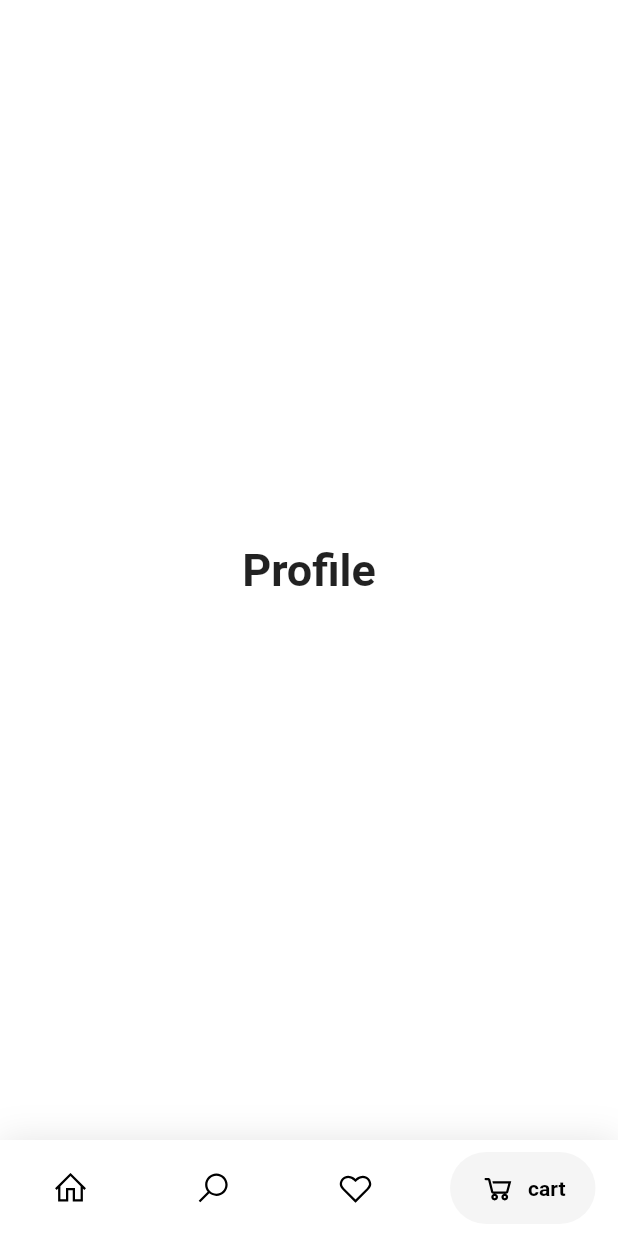
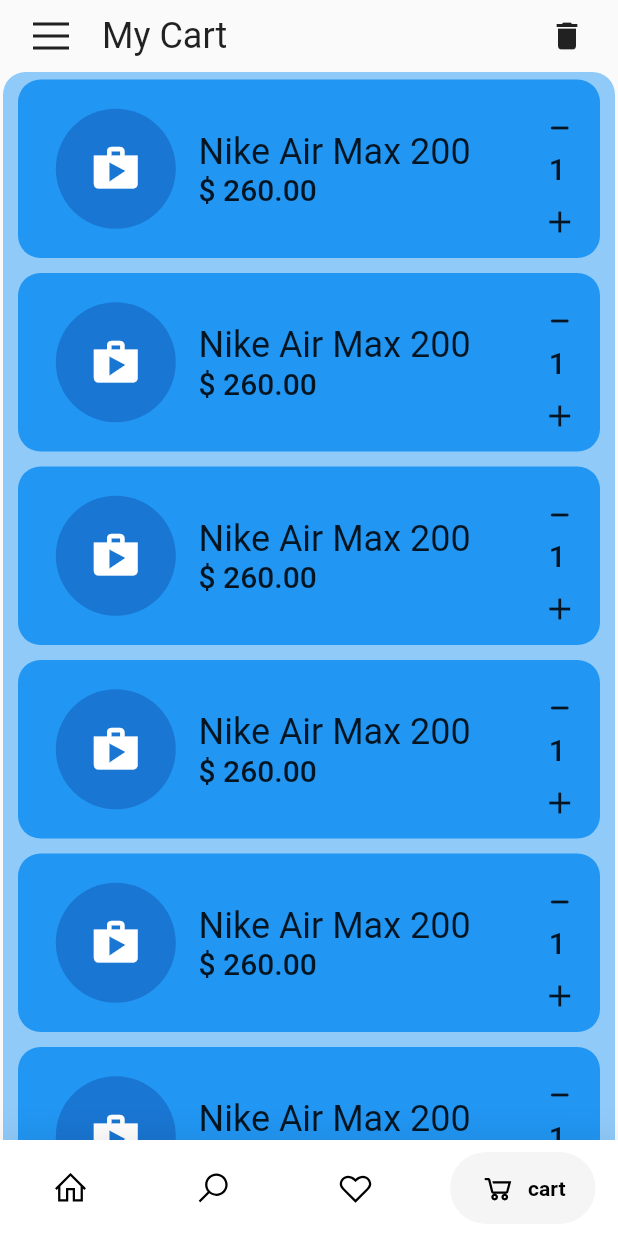
Before and after one commit to pavan6476252/store, a Flutter app: the screen it shows after launch, item 4 of the bottom bar chosen, on a phone screen of 412 x 824 dp. Run offline on Flutter 3.47's test engine with Material 2 defaults, Android fonts, the phone set to English and light mode, and no system bars; drawn by our look-alikes of google_nav_bar; our stand-ins replace carousel_slider, line_icons; network calls fail.

Commit message:
added cart screen

```diff
--- a/lib/main.dart
+++ b/lib/main.dart
@@ -1,16 +1,23 @@
 import 'package:flutter/material.dart';
 import 'package:google_nav_bar/google_nav_bar.dart';
 import 'package:line_icons/line_icons.dart';
+import 'package:provider/provider.dart';
 import 'package:store/pages/home_scr.dart';
+import 'package:store/pages/my_cart.dart';
 import 'package:store/pages/product_page.dart';
+import 'package:store/state/scaffold_state.dart';
 
 void main() {
-  runApp(MaterialApp(
-    initialRoute: '/',
-    routes: {
-      '/': (context) => MyApp(),
-      '/product_page': (context) => ProductPage()
-    },
+  runApp(MultiProvider(
+    providers: [Provider<MyScaffoldState>(create: (_) => MyScaffoldState())],
+    child: MaterialApp(
+      initialRoute: '/',
+      routes: {
+        '/': (context) => MyApp(),
+        '/product_page': (context) => ProductPage(),
+        '/my_cart': (context) => MyCart(),
+      },
+    ),
   ));
 }
 
@@ -25,7 +32,7 @@ class _MyAppState extends State<MyApp> {
   int _selectedIndex = 0;
   static const TextStyle optionStyle =
       TextStyle(fontSize: 30, fontWeight: FontWeight.w600);
-  static List<Widget> _widgetOptions = <Widget>[
+  static final List<Widget> _widgetOptions = <Widget>[
     HomeScr(),
     Text(
       'ok',
@@ -35,20 +42,22 @@ class _MyAppState extends State<MyApp> {
       'Search',
       style: optionStyle,
     ),
-    Text(
-      'Profile',
-      style: optionStyle,
-    ),
+    MyCart()
   ];
 
   @override
   Widget build(BuildContext context) {
+    MyScaffoldState myScaffoldState = context.watch<MyScaffoldState>();
+
     return Scaffold(
+      key: myScaffoldState.scaffoldState,
+      drawer: Drawer(),
       backgroundColor: Colors.white,
       appBar: null,
       body: Center(
         child: _widgetOptions.elementAt(_selectedIndex),
       ),
+
       bottomNavigationBar: Container(
         decoration: BoxDecoration(
           color: Colors.white,
--- /dev/null
+++ b/lib/pages/my_cart.dart
@@ -0,0 +1,109 @@
+import 'package:flutter/material.dart';
+import 'package:flutter/src/widgets/container.dart';
+import 'package:flutter/src/widgets/framework.dart';
+import 'package:line_icons/line_icon.dart';
+import 'package:line_icons/line_icons.dart';
+import 'package:store/utils/app_bar.dart';
+
+class MyCart extends StatefulWidget {
+  const MyCart({super.key});
+
+  @override
+  State<MyCart> createState() => _MyCartState();
+}
+
+class _MyCartState extends State<MyCart> {
+  @override
+  Widget build(BuildContext context) {
+    return SafeArea(
+      child: Scaffold(
+        appBar: myAppBar(context, "My Cart",
+            IconButton(onPressed: () {}, icon: Icon(Icons.delete))),
+        body: SafeArea(
+            child: Container(
+                margin: const EdgeInsets.symmetric(horizontal: 2),
+                decoration: BoxDecoration(
+                  borderRadius: BorderRadius.only(
+                      topLeft: Radius.circular(15),
+                      topRight: Radius.circular(15)),
+                  color: Theme.of(context).colorScheme.background,
+                  // color: Colors.grey
+                ),
+                child: Expanded(
+                    child: ListView.builder(
+                  itemCount: 10,
+                  itemBuilder: (context, index) {
+                    List li = [];
+                    if (li.length == 0) {
+                      return Container(
+                        decoration: BoxDecoration(
+                            borderRadius: BorderRadius.circular(15),
+                            color: Theme.of(context).colorScheme.secondary),
+                        margin:
+                            EdgeInsets.symmetric(horizontal: 10, vertical: 5),
+                        padding:
+                            EdgeInsets.symmetric(horizontal: 10, vertical: 0),
+                        child: Row(
+                          children: [
+                            Expanded(
+                              flex: 3,
+                              child: CircleAvatar(
+                                radius: 40,
+                                child: Icon(
+                                  Icons.shop,
+                                  size: 35,
+                                ),
+                              ),
+                            ),
+                            Expanded(
+                              flex: 6,
+                              child: Column(
+                                crossAxisAlignment: CrossAxisAlignment.start,
+                                children: [
+                                  Text(
+                                    "Nike Air Max 200",
+                                    style:
+                                        Theme.of(context).textTheme.headline5,
+                                  ),
+                                  Text("\$ 260.00",
+                                      style: Theme.of(context)
+                                          .textTheme
+                                          .headline6),
+                                ],
+                              ),
+                            ),
+                            Expanded(
+                              flex: 1,
+                              child: Column(
+                                children: [
+                                  IconButton(
+                                      onPressed: () {},
+                                      icon: Icon(Icons.minimize_rounded)),
+                                  Text("1",
+                                      style: Theme.of(context)
+                                          .textTheme
+                                          .headline6),
+                                  IconButton(
+                                      onPressed: () {}, icon: Icon(Icons.add))
+                                ],
+                              ),
+                            ),
+                          ],
+                        ),
+                      );
+                    }
+                    return Container(
+                      child: Row(
+                        children: [
+                          CircleAvatar(
+                            child: Icon(Icons.shop),
+                          )
+                        ],
+                      ),
+                    );
+                  },
+                )))),
+      ),
+    );
+  }
+}
--- /dev/null
+++ b/lib/state/scaffold_state.dart
@@ -0,0 +1,12 @@
+import 'dart:isolate';
+
+import 'package:flutter/cupertino.dart';
+import 'package:flutter/material.dart';
+
+class MyScaffoldState extends ChangeNotifier {
+  GlobalKey<ScaffoldState> scaffoldState = GlobalKey<ScaffoldState>();
+
+  setDrawerState() {
+    scaffoldState.currentState!.openDrawer();
+  }
+}
--- a/lib/utils/app_bar.dart
+++ b/lib/utils/app_bar.dart
@@ -1,23 +1,41 @@
-import 'package:flutter/cupertino.dart';
 import 'package:flutter/material.dart';
-import 'package:flutter/src/widgets/container.dart';
-import 'package:flutter/src/widgets/framework.dart';
 import 'package:line_icons/line_icon.dart';
 import 'package:line_icons/line_icons.dart';
+import 'package:provider/provider.dart';
 
-myAppBar() {
+import '../state/scaffold_state.dart';
+
+myAppBar(BuildContext context, String title, Widget? widget) {
+  MyScaffoldState myScaffoldState = context.watch<MyScaffoldState>();
   return PreferredSize(
     preferredSize: Size.fromHeight(120),
     child: Padding(
       padding: const EdgeInsets.symmetric(horizontal: 10.0),
       child: Row(
+        mainAxisAlignment: MainAxisAlignment.spaceBetween,
         children: [
-          IconButton(
-              onPressed: () {},
-              icon: LineIcon(
-                LineIcons.bars,
-                size: 32,
-              ))
+          Row(
+            children: [
+              IconButton(
+                  onPressed: () {
+                    myScaffoldState.setDrawerState();
+                  },
+                  icon: LineIcon(
+                    LineIcons.bars,
+                    size: 32,
+                  )),
+              SizedBox(
+                width: 10,
+              ),
+              Title(
+                  color: Theme.of(context).colorScheme.primary,
+                  child: Text(
+                    title,
+                    style: Theme.of(context).textTheme.headline5,
+                  ))
+            ],
+          ),
+          widget ?? SizedBox()
         ],
       ),
     ),
--- a/pubspec.yaml
+++ b/pubspec.yaml
@@ -40,6 +40,7 @@ dependencies:
   line_icons: ^2.0.1
   carousel_slider: ^4.1.1
   http: ^0.13.5
+  provider: ^6.0.4
 
 dev_dependencies:
   flutter_test:
```
Also changed, not shown: lib/pages/home_scr.dart (+6 -4 lines), lib/pages/product_page.dart (+18 -22 lines), lib/utils/bottom_bar.dart (added, +29 -0 lines), pubspec.lock.
